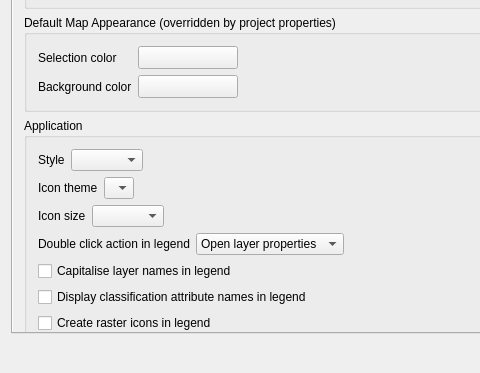
Above: src/ui/qgsoptionsbase.ui from qgis/QGIS before the change; both pictures show x 0 to 480 and y 130 to 503 of the 825 by 503 pixel window. Below: the same form after it.
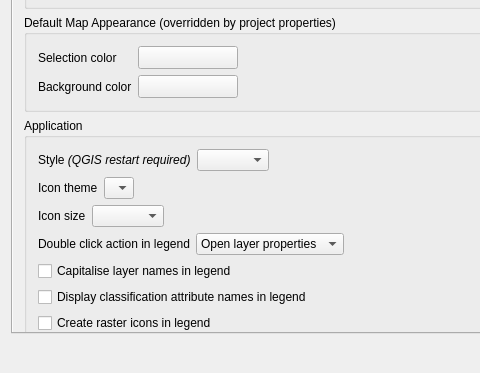
That is the form after the change. Icons and pictures are not drawn. Custom widgets are drawn as their Qt base class.

Commit message: Add note about restart required

The edit to the form file:
```diff
--- a/src/ui/qgsoptionsbase.ui
+++ b/src/ui/qgsoptionsbase.ui
@@ -65,7 +65,7 @@
           <property name="geometry">
            <rect>
             <x>0</x>
-            <y>0</y>
+            <y>-147</y>
             <width>851</width>
             <height>1068</height>
            </rect>
@@ -183,7 +183,7 @@
                 <item>
                  <widget class="QLabel" name="label_18">
                   <property name="text">
-                   <string>Style</string>
+                   <string>Style &lt;i&gt;(QGIS restart required)&lt;/i&gt;</string>
                   </property>
                  </widget>
                 </item>
```
